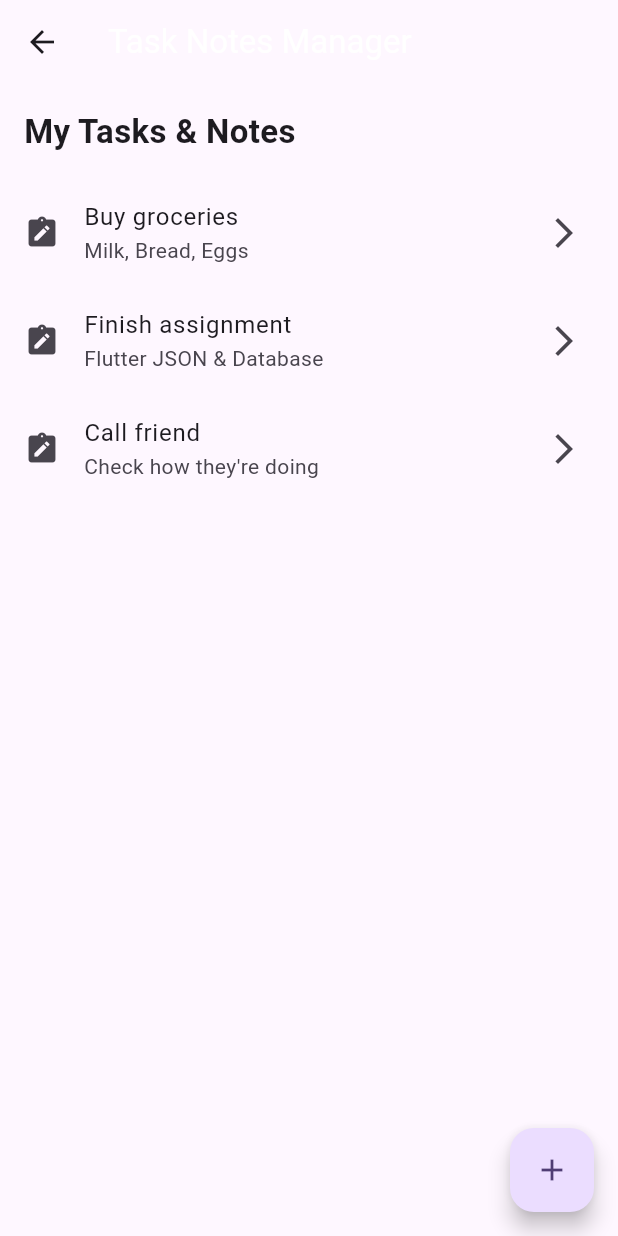
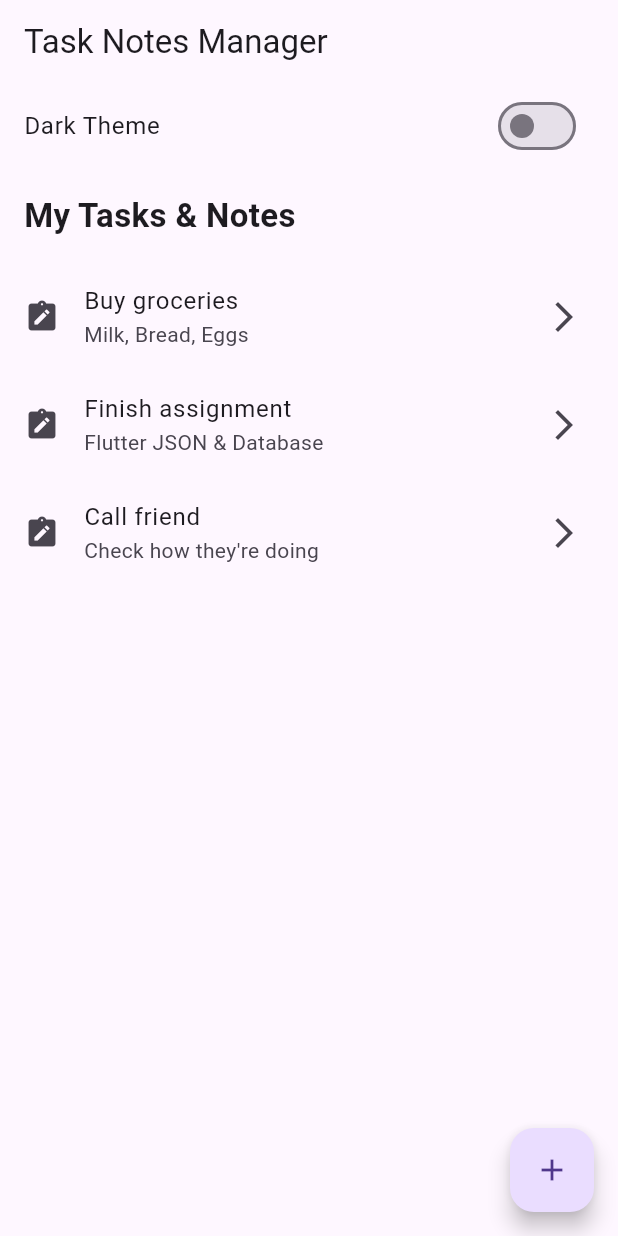
Before and after one commit to Omwesigye/flutter-task-notes-app, a Flutter app: the HomeScreen screen opened directly, on a phone screen of 412 x 824 dp. Run offline on Flutter 3.47's test engine with Material 3 defaults, Android fonts, the phone set to English and light mode, and no system bars; our stand-ins replace shared_preferences, sqflite; accounts and stored records are empty.

Commit message:
added home screen and database class

```diff
--- a/lib/screens/home_screen.dart
+++ b/lib/screens/home_screen.dart
@@ -1,24 +1,44 @@
 import 'package:flutter/material.dart';
+import 'package:provider/provider.dart';
 import 'package:task_notes_manager/screens/task_screen.dart';
+import 'package:task_notes_manager/theme_provider.dart';
 
-class HomeScreen extends StatelessWidget {
+class HomeScreen extends StatefulWidget {
   const HomeScreen({super.key});
 
   @override
+  State<HomeScreen> createState() => _HomeScreenState();
+}
+
+class _HomeScreenState extends State<HomeScreen> {
+  // Hardcoded sample tasks for now (will later be replaced with SQFLITE data)
+  List<Map<String, String>> sampleTasks = [
+    {"title": "Buy groceries", "description": "Milk, Bread, Eggs"},
+    {"title": "Finish assignment", "description": "Flutter JSON & Database"},
+    {"title": "Call friend", "description": "Check how they're doing"},
+  ];
+
+  @override
   Widget build(BuildContext context) {
-
-    List<Map<String, String>> sampleTasks = [
-      {"title": "Buy groceries", "description": "Milk, Bread, Eggs"},
-      {"title": "Finish assignment", "description": "Flutter JSON & Database"},
-      {"title": "Call friend", "description": "Check how they're doing"},
-    ];
+    final themeProvider = Provider.of<ThemeProvider>(context);
 
     return Scaffold(
-      appBar: AppBar(title: const Text("Task Notes Manager", style: TextStyle(color: Colors.white))),
+      appBar: AppBar(
+        title: const Text("Task Notes Manager"),
+      ),
 
       body: Column(
         crossAxisAlignment: CrossAxisAlignment.start,
         children: [
+          // Theme toggle switch
+          SwitchListTile(
+            title: const Text("Dark Theme"),
+            value: themeProvider.isDark,
+            onChanged: (value) {
+              themeProvider.toggleTheme(value);
+            },
+          ),
+
           const Padding(
             padding: EdgeInsets.all(16.0),
             child: Text(
@@ -27,12 +47,12 @@ class HomeScreen extends StatelessWidget {
             ),
           ),
 
-
           Expanded(
             child: ListView.builder(
               itemCount: sampleTasks.length,
               itemBuilder: (context, index) {
                 final item = sampleTasks[index];
+
                 return ListTile(
                   title: Text(item["title"]!),
                   subtitle: Text(item["description"]!),
@@ -41,7 +61,7 @@ class HomeScreen extends StatelessWidget {
                 );
               },
             ),
-          )
+          ),
         ],
       ),
 
--- /dev/null
+++ b/lib/theme_provider.dart
@@ -0,0 +1,28 @@
+import 'package:flutter/material.dart';
+import 'package:shared_preferences/shared_preferences.dart';
+
+class ThemeProvider extends ChangeNotifier {
+  bool _isDark = false;
+  bool get isDark => _isDark;
+
+  ThemeProvider() {
+    _loadTheme();
+  }
+
+  void toggleTheme(bool value) {
+    _isDark = value;
+    _saveTheme(value);
+    notifyListeners();
+  }
+
+  void _saveTheme(bool value) async {
+    SharedPreferences prefs = await SharedPreferences.getInstance();
+    prefs.setBool('theme', value);
+  }
+
+  void _loadTheme() async {
+    SharedPreferences prefs = await SharedPreferences.getInstance();
+    _isDark = prefs.getBool('theme') ?? false;
+    notifyListeners();
+  }
+}
```
Also changed, not shown: lib/db/database_helper.dart (added, +60 -0 lines), lib/main.dart (+15 -108 lines), lib/models/task_item.dart (added, +36 -0 lines), pubspec.yaml (+3 -13 lines), pubspec.lock.
